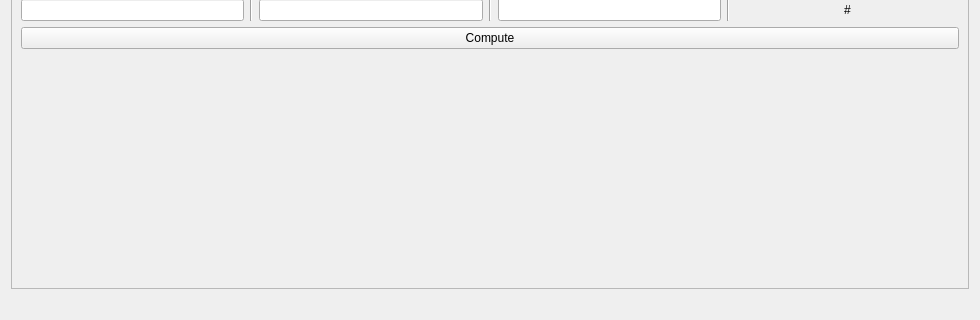
Above: QUL/AEsimulator/colorChecker/UI.ui from YuTing-Fang1999/FIH-tool before the change; both pictures show x 0 to 980 and y 318 to 638 of the 980 by 638 pixel window. Below: the same form after it.
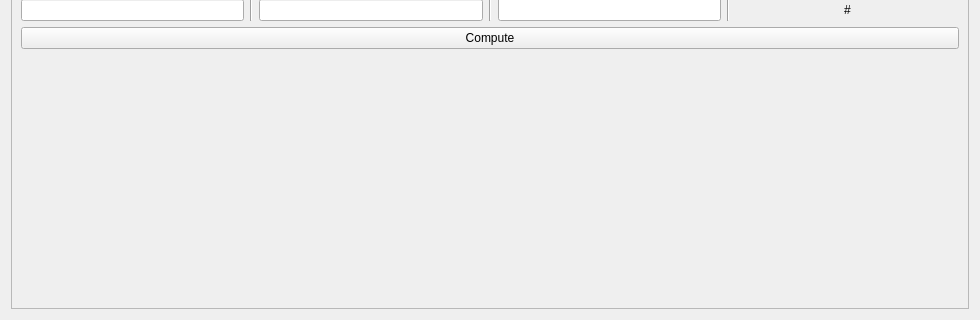
That is the form after the change.

What changed in the file:
```diff
--- a/QUL/AEsimulator/colorChecker/UI.ui
+++ b/QUL/AEsimulator/colorChecker/UI.ui
@@ -27,8 +27,8 @@
        <rect>
         <x>0</x>
         <y>0</y>
-        <width>956</width>
-        <height>589</height>
+        <width>966</width>
+        <height>624</height>
        </rect>
       </property>
       <layout class="QVBoxLayout" name="verticalLayout_2">
@@ -358,13 +358,6 @@
      </widget>
     </widget>
    </item>
-   <item>
-    <widget class="QLabel" name="label_info">
-     <property name="text">
-      <string/>
-     </property>
-    </widget>
-   </item>
   </layout>
  </widget>
  <resources/>
```
